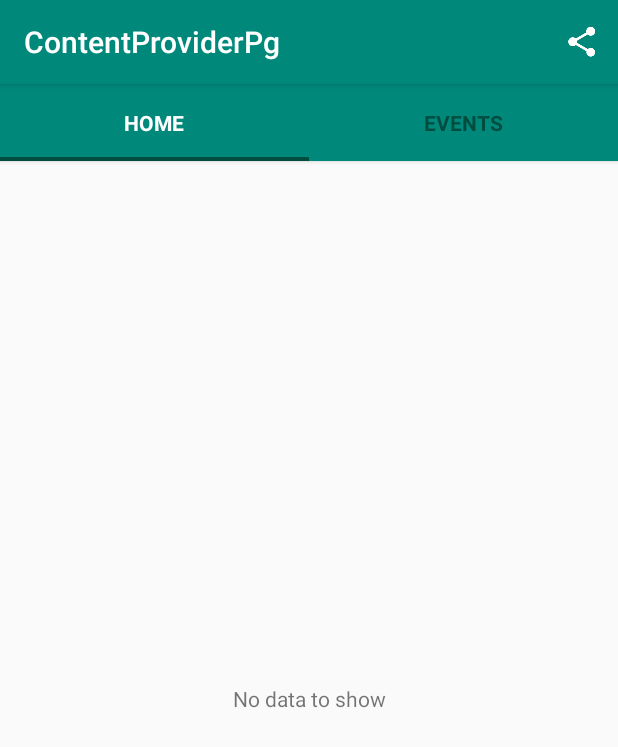
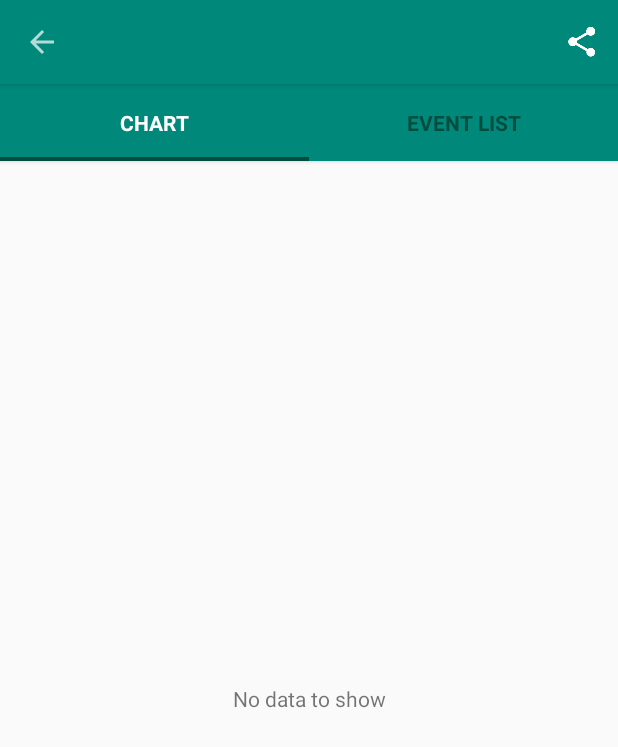
Before and after one commit to stosiki/ContentProviderPg, an Android app: the ReportActivity screen opened directly, with no data from a screen before it, on a phone screen of 412 x 824 dp. Shown: the top 747 px of the screen. Run offline under Robolectric (Android 15) with nearby library versions, the phone set to English and light mode, and no system bars; 8 statements that could not run were skipped.

```diff
--- a/app/src/main/AndroidManifest.xml
+++ b/app/src/main/AndroidManifest.xml
@@ -19,7 +19,9 @@
             </intent-filter>
         </activity>
 
-        <activity android:name=".ReportActivity"/>
+        <activity android:name=".ReportActivity"
+            android:parentActivityName=".MainActivity"
+            />
 
         <provider
             android:name=".db.EventLinesContentProvider"
--- a/app/src/main/java/study/stosiki/com/contentproviderpg/MainActivity.java
+++ b/app/src/main/java/study/stosiki/com/contentproviderpg/MainActivity.java
@@ -107,6 +107,7 @@ public class MainActivity extends AppCompatActivity implements
 
         toolbar = (Toolbar) findViewById(R.id.tool_bar);
         setSupportActionBar(toolbar);
+        getSupportActionBar().setDisplayShowTitleEnabled(false);
 
         cursorAdapter = new CursorAdapter(this, null, 0) {
             @Override
--- a/app/src/main/java/study/stosiki/com/contentproviderpg/ReportActivity.java
+++ b/app/src/main/java/study/stosiki/com/contentproviderpg/ReportActivity.java
@@ -43,7 +43,7 @@ public class ReportActivity extends AppCompatActivity
 {
     private static final String TAG = ReportActivity.class.getSimpleName();
 
-    private static final CharSequence TITLES[]={"Home","Events"};
+    private static final CharSequence TITLES[]={"Chart","Event List"};
     private static final int NUM_TABS =2;
     private static final int CHART_TAB = 0;
     private static final int PLAIN_LOG_TAB = 1;
@@ -67,6 +67,11 @@ public class ReportActivity extends AppCompatActivity
 
         toolbar = (Toolbar) findViewById(R.id.tool_bar);
         setSupportActionBar(toolbar);
+        getSupportActionBar().setDisplayShowTitleEnabled(false);
+
+        getSupportActionBar().setDisplayHomeAsUpEnabled(true);
+        getSupportActionBar().setHomeButtonEnabled(true);
+
 
         adapter =  new ViewPagerAdapter(getSupportFragmentManager(), TITLES, NUM_TABS);
         pager = (ViewPager) findViewById(R.id.pager);
@@ -94,6 +99,10 @@ public class ReportActivity extends AppCompatActivity
         // try to find out which tab is visible, because action is context dependent
         int currentTabIndex = pager.getCurrentItem();
         switch (item.getItemId()) {
+            case android.R.id.home:
+                // app icon in action bar clicked; goto parent activity.
+                this.finish();
+                return true;
 /*
             case R.id.menu_item_save:
                 switch (currentTabIndex) {
--- a/app/src/main/java/study/stosiki/com/contentproviderpg/charts/ChartView.java
+++ b/app/src/main/java/study/stosiki/com/contentproviderpg/charts/ChartView.java
@@ -138,8 +138,8 @@ public class ChartView extends DemoView {
         plot.setRangePannable(false);
         plot.getRangeAxis().setStandardTickUnits(NumberAxis.createIntegerTickUnits());
         plot.setOutlineVisible(false);
-        ((DateAxis)plot.getDomainAxis()).setDateFormatOverride(new SimpleDateFormat("dd-MM-yy hh:mm"));
-//        dateAxis.s
+//        ((DateAxis)plot.getDomainAxis()).setDateFormatOverride(new SimpleDateFormat("dd-MM-yy hh:mm"));
+        plot.getDomainAxis().setTickMarkInsideLength(10.0f);
 
         // sort through data,
         // if contains any LINE_TYPE_STRING series, extract it and convert to annotations
--- a/app/src/main/res/layout/event_line_list_item.xml
+++ b/app/src/main/res/layout/event_line_list_item.xml
@@ -17,6 +17,8 @@
         android:minWidth="24dp"
         android:maxHeight="24dp"
         android:minHeight="24dp"
+        android:layout_marginLeft="8dp"
+        android:layout_marginStart="8dp"
         />
 
     <TextView
@@ -38,7 +40,7 @@
         android:layout_height="wrap_content"
         android:layout_marginLeft="8dp"
         android:layout_marginStart="8dp"
-        android:textSize="16sp"
+        android:textSize="18sp"
         />
     <TextView
         android:id="@+id/line_event_count"
```
Also changed, not shown: app/src/main/res/drawable-mdpi/ic_add_white_48dp.png (added), app/src/main/res/drawable-mdpi/ic_assessment_white_24dp.png (added), 2 other files.
